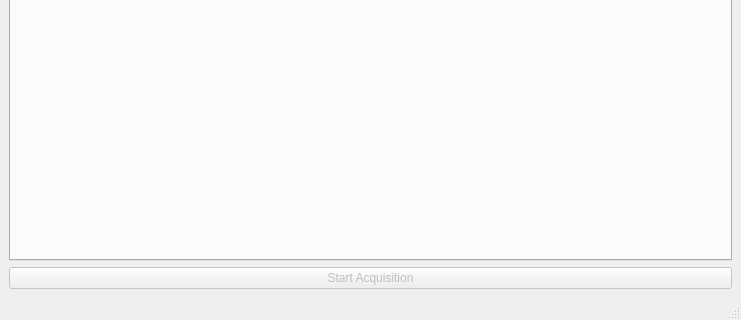
ornlneutronimaging/HyperCTui, file src/asui/ui/main_application.ui: the form before one commit; both pictures show x 0 to 741 and y 189 to 509 of the 741 by 509 pixel window.
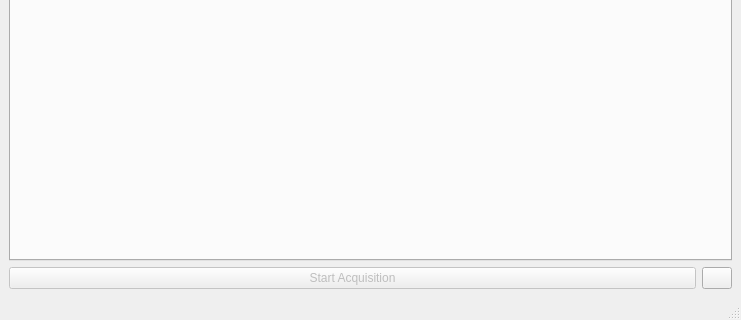
The form after the commit. The open tabs and pages were chosen to show the change. Icons and pictures are not drawn.

The edit to the form file:
```diff
--- a/src/asui/ui/main_application.ui
+++ b/src/asui/ui/main_application.ui
@@ -290,6 +290,8 @@
       </widget>
      </widget>
     </item>
+    <item>
+     <layout class="QHBoxLayout" name="horizontalLayout">
     <item>
      <widget class="QPushButton" name="start_acquisition_pushButton">
       <property name="enabled">
@@ -300,6 +302,27 @@
       </property>
      </widget>
     </item>
+      <item>
+       <widget class="QPushButton" name="help_pushButton">
+        <property name="minimumSize">
+         <size>
+          <width>30</width>
+          <height>0</height>
+         </size>
+        </property>
+        <property name="maximumSize">
+         <size>
+          <width>30</width>
+          <height>30</height>
+         </size>
+        </property>
+        <property name="text">
+         <string/>
+        </property>
+       </widget>
+      </item>
+     </layout>
+    </item>
    </layout>
   </widget>
   <widget class="QStatusBar" name="statusbar"/>
```
Left out of the diff: 21 changed lines with no effect on the pictures. Lines whose indentation alone changed are shown as unchanged.
